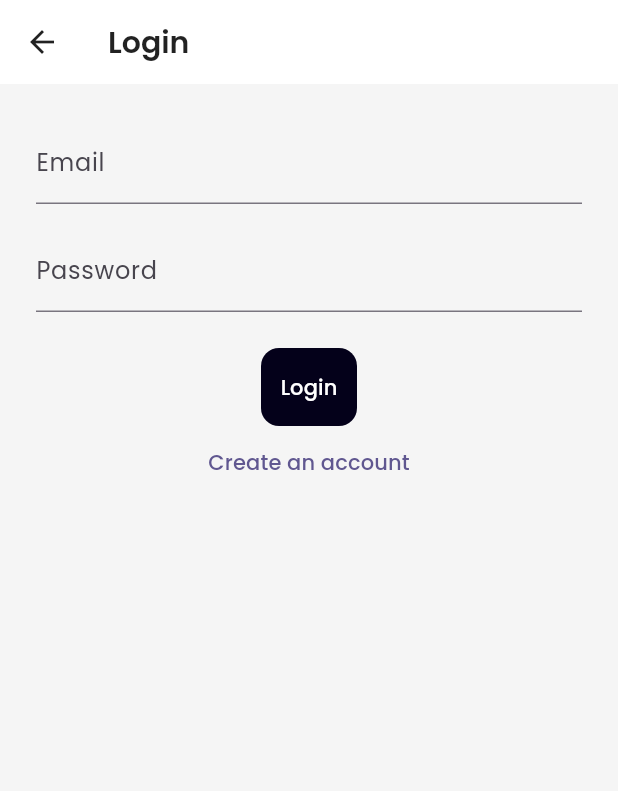
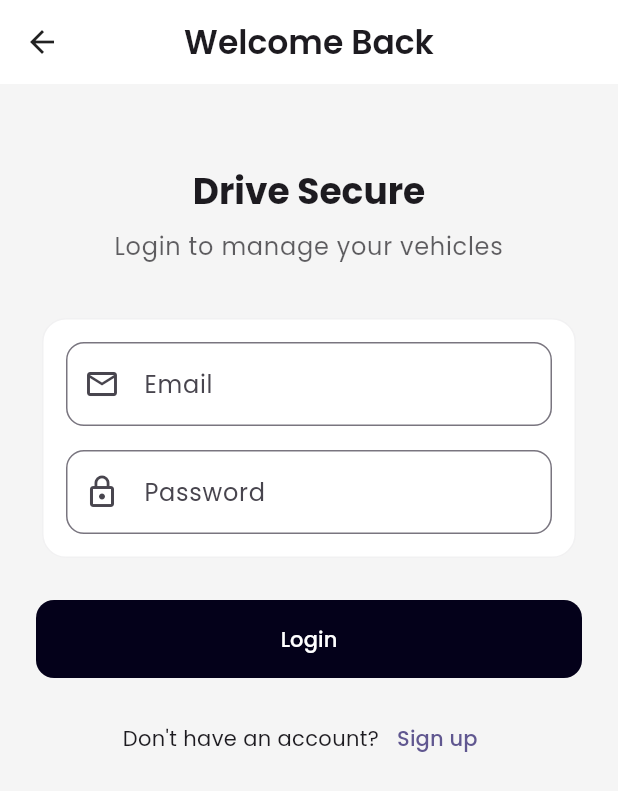
Before and after one commit to Edil-Ayehu/Drive-Secure, a Flutter app: the LoginScreen screen opened by its route, on a phone screen of 412 x 824 dp. Shown: the top 791 px of the screen. Run offline on Flutter 3.47's test engine with Material 3 defaults, Android fonts, the light colour scheme and no system bars; our stand-ins replace cloud_firestore, firebase_auth, firebase_core, flutter_bloc, google_fonts, shared_preferences and 1 more; accounts and stored records are empty; generated files the repository leaves out were written again.

Commit message:
login screen ui

```diff
--- a/lib/view/login_screen.dart
+++ b/lib/view/login_screen.dart
@@ -26,6 +26,7 @@ class _LoginScreenState extends State<LoginScreen> {
         if (!mounted) return;
         Navigator.pushReplacementNamed(context, '/dashboard');
       } catch (e) {
+        if (!mounted) return;
         ScaffoldMessenger.of(context).showSnackBar(
           SnackBar(content: Text(e.toString())),
         );
@@ -37,17 +38,67 @@ class _LoginScreenState extends State<LoginScreen> {
 
   @override
   Widget build(BuildContext context) {
+    final theme = Theme.of(context);
+
     return Scaffold(
-      appBar: AppBar(title: const Text('Login')),
-      body: Padding(
+      backgroundColor: theme.scaffoldBackgroundColor,
+      appBar: AppBar(
+        title: Text(
+          'Welcome Back',
+          style: theme.textTheme.titleLarge?.copyWith(
+            fontWeight: FontWeight.w600,
+          ),
+        ),
+        centerTitle: true,
+        elevation: 0,
+      ),
+      body: SingleChildScrollView(
+        child: Padding(
           padding: const EdgeInsets.all(24),
           child: Form(
             key: _formKey,
             child: Column(
+              crossAxisAlignment: CrossAxisAlignment.stretch,
+              children: [
+                const SizedBox(height: 32),
+                Text(
+                  'Drive Secure',
+                  style: theme.textTheme.headlineSmall?.copyWith(
+                    fontWeight: FontWeight.bold,
+                  ),
+                  textAlign: TextAlign.center,
+                ),
+                const SizedBox(height: 8),
+                Text(
+                  'Login to manage your vehicles',
+                  style: theme.textTheme.bodyLarge?.copyWith(
+                    color: theme.textTheme.bodyLarge?.color?.withOpacity(0.7),
+                  ),
+                  textAlign: TextAlign.center,
+                ),
+                const SizedBox(height: 32),
+                Card(
+                  elevation: 0,
+                  shape: RoundedRectangleBorder(
+                    borderRadius: BorderRadius.circular(16),
+                    side: BorderSide(
+                      color: theme.dividerColor.withOpacity(0.1),
+                    ),
+                  ),
+                  child: Padding(
+                    padding: const EdgeInsets.all(16),
+                    child: Column(
                       children: [
                         TextFormField(
                           controller: _emailController,
-                decoration: const InputDecoration(labelText: 'Email'),
+                          decoration: InputDecoration(
+                            labelText: 'Email',
+                            prefixIcon: const Icon(Icons.email_outlined),
+                            border: OutlineInputBorder(
+                              borderRadius: BorderRadius.circular(12),
+                            ),
+                          ),
+                          keyboardType: TextInputType.emailAddress,
                           validator: (value) {
                             if (value?.isEmpty ?? true) {
                               return 'Please enter your email';
@@ -58,7 +109,13 @@ class _LoginScreenState extends State<LoginScreen> {
                         const SizedBox(height: 16),
                         TextFormField(
                           controller: _passwordController,
-                decoration: const InputDecoration(labelText: 'Password'),
+                          decoration: InputDecoration(
+                            labelText: 'Password',
+                            prefixIcon: const Icon(Icons.lock_outline),
+                            border: OutlineInputBorder(
+                              borderRadius: BorderRadius.circular(12),
+                            ),
+                          ),
                           obscureText: true,
                           validator: (value) {
                             if (value?.isEmpty ?? true) {
@@ -67,21 +124,52 @@ class _LoginScreenState extends State<LoginScreen> {
                             return null;
                           },
                         ),
+                      ],
+                    ),
+                  ),
+                ),
                 const SizedBox(height: 24),
                 _isLoading
-                  ? const CircularProgressIndicator()
+                    ? const Center(child: CircularProgressIndicator())
                     : ElevatedButton(
                         onPressed: _login,
+                        style: ElevatedButton.styleFrom(
+                          padding: const EdgeInsets.symmetric(vertical: 16),
+                          shape: RoundedRectangleBorder(
+                            borderRadius: BorderRadius.circular(12),
+                          ),
+                        ),
                         child: const Text('Login'),
                       ),
+                const SizedBox(height: 16),
+                Row(
+                  mainAxisAlignment: MainAxisAlignment.center,
+                  children: [
+                    Text(
+                      'Don\'t have an account?',
+                      style: theme.textTheme.bodyMedium,
+                    ),
                     TextButton(
-                onPressed: () => Navigator.pushNamed(context, '/signup'),
-                child: const Text('Create an account'),
+                      onPressed: () => Navigator.pushReplacementNamed(
+                        context,
+                        '/signup',
+                      ),
+                      child: const Text('Sign up'),
+                    ),
+                  ],
                 ),
               ],
             ),
           ),
         ),
+      ),
     );
   }
+
+  @override
+  void dispose() {
+    _emailController.dispose();
+    _passwordController.dispose();
+    super.dispose();
   }
+}
```
Lines whose indentation alone changed are shown as unchanged.
